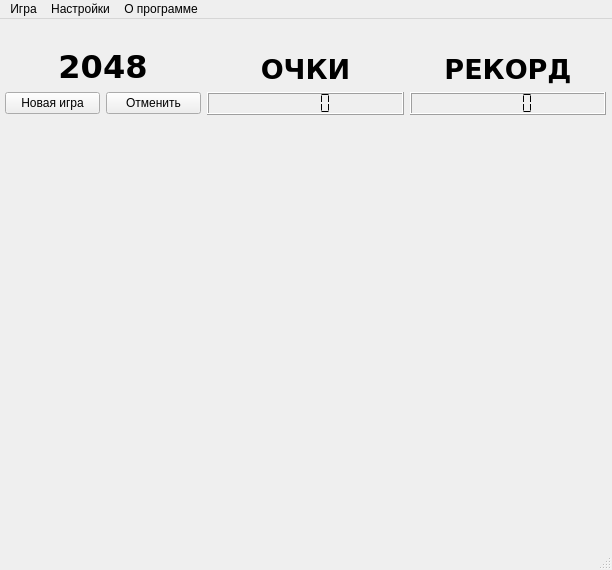
This is mainwindow.ui in ZanyXDev/2048 as Qt 5 draws it before an edit. The edited form follows.
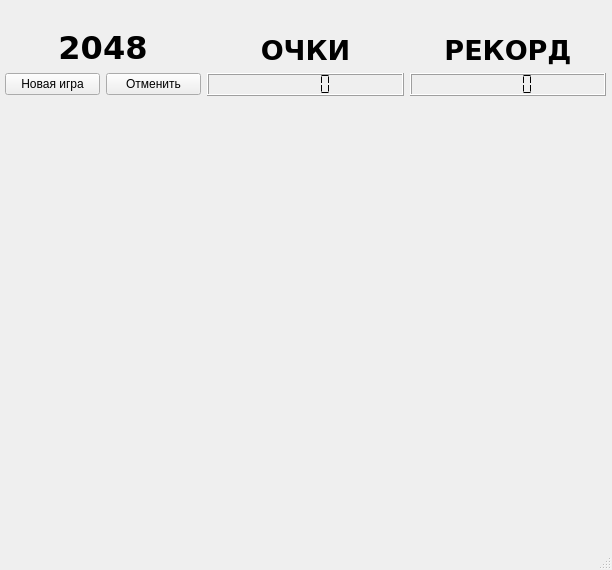
This is the edited form.

Commit message: remove menuitem from ui file

Diff of the .ui file:
```diff
--- a/mainwindow.ui
+++ b/mainwindow.ui
@@ -170,43 +170,7 @@
    </widget>
   </widget>
   <widget class="QStatusBar" name="statusBar"/>
-  <widget class="QMenuBar" name="menuBar">
-   <property name="geometry">
-    <rect>
-     <x>0</x>
-     <y>0</y>
-     <width>612</width>
-     <height>20</height>
-    </rect>
-   </property>
-   <widget class="QMenu" name="menu">
-    <property name="title">
-     <string>Игра</string>
-    </property>
-    <addaction name="separator"/>
-    <addaction name="separator"/>
-    <addaction name="action_3"/>
-    <addaction name="separator"/>
-    <addaction name="action"/>
-    <addaction name="separator"/>
-    <addaction name="action_7"/>
-   </widget>
-   <widget class="QMenu" name="menu_2">
-    <property name="title">
-     <string>Настройки</string>
-    </property>
-    <addaction name="action_5"/>
-   </widget>
-   <widget class="QMenu" name="menu_3">
-    <property name="title">
-     <string>О программе</string>
-    </property>
-   </widget>
-   <addaction name="menu"/>
-   <addaction name="menu_2"/>
-   <addaction name="menu_3"/>
-  </widget>
-  <action name="action_3">
+  <action name="newGame_4x4">
    <property name="text">
     <string>Новая игра</string>
    </property>
```
Left out of the diff: 33 changed lines with no effect on the pictures.
